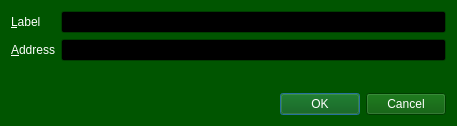
Above: src/qt/forms/editaddressdialog.ui from xviicoin-project/xviicoin before the change. Below: the same form after it.
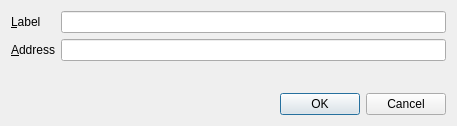
That is the form after the change. Custom widgets are drawn as their Qt base class.

What changed in the file:
```diff
--- a/src/qt/forms/editaddressdialog.ui
+++ b/src/qt/forms/editaddressdialog.ui
@@ -10,448 +10,6 @@
     <height>126</height>
    </rect>
   </property>
-  <property name="palette">
-   <palette>
-    <active>
-     <colorrole role="WindowText">
-      <brush brushstyle="SolidPattern">
-       <color alpha="255">
-        <red>255</red>
-        <green>255</green>
-        <blue>255</blue>
-       </color>
-      </brush>
-     </colorrole>
-     <colorrole role="Button">
-      <brush brushstyle="SolidPattern">
-       <color alpha="255">
-        <red>0</red>
-        <green>85</green>
-        <blue>0</blue>
-       </color>
-      </brush>
-     </colorrole>
-     <colorrole role="Light">
-      <brush brushstyle="SolidPattern">
-       <color alpha="255">
-        <red>0</red>
-        <green>127</green>
-        <blue>0</blue>
-       </color>
-      </brush>
-     </colorrole>
-     <colorrole role="Midlight">
-      <brush brushstyle="SolidPattern">
-       <color alpha="255">
-        <red>0</red>
-        <green>106</green>
-        <blue>0</blue>
-       </color>
-      </brush>
-     </colorrole>
-     <colorrole role="Dark">
-      <brush brushstyle="SolidPattern">
-       <color alpha="255">
-        <red>0</red>
-        <green>42</green>
-        <blue>0</blue>
-       </color>
-      </brush>
-     </colorrole>
-     <colorrole role="Mid">
-      <brush brushstyle="SolidPattern">
-       <color alpha="255">
-        <red>0</red>
-        <green>56</green>
-        <blue>0</blue>
-       </color>
-      </brush>
-     </colorrole>
-     <colorrole role="Text">
-      <brush brushstyle="SolidPattern">
-       <color alpha="255">
-        <red>255</red>
-        <green>255</green>
-        <blue>255</blue>
-       </color>
-      </brush>
-     </colorrole>
-     <colorrole role="BrightText">
-      <brush brushstyle="SolidPattern">
-       <color alpha="255">
-        <red>255</red>
-        <green>255</green>
-        <blue>255</blue>
-       </color>
-      </brush>
-     </colorrole>
-     <colorrole role="ButtonText">
-      <brush brushstyle="SolidPattern">
-       <color alpha="255">
-        <red>255</red>
-        <green>255</green>
-        <blue>255</blue>
-       </color>
-      </brush>
-     </colorrole>
-     <colorrole role="Base">
-      <brush brushstyle="SolidPattern">
-       <color alpha="255">
-        <red>0</red>
-        <green>0</green>
-        <blue>0</blue>
-       </color>
-      </brush>
-     </colorrole>
-     <colorrole role="Window">
-      <brush brushstyle="SolidPattern">
-       <color alpha="255">
-        <red>0</red>
-        <green>85</green>
-        <blue>0</blue>
-       </color>
-      </brush>
-     </colorrole>
-     <colorrole role="Shadow">
-      <brush brushstyle="SolidPattern">
-       <color alpha="255">
-        <red>0</red>
-        <green>0</green>
-        <blue>0</blue>
-       </color>
-      </brush>
-     </colorrole>
-     <colorrole role="AlternateBase">
-      <brush brushstyle="SolidPattern">
-       <color alpha="255">
-        <red>0</red>
-        <green>42</green>
-        <blue>0</blue>
-       </color>
-      </brush>
-     </colorrole>
-     <colorrole role="ToolTipBase">
-      <brush brushstyle="SolidPattern">
-       <color alpha="255">
-        <red>255</red>
-        <green>255</green>
-        <blue>220</blue>
-       </color>
-      </brush>
-     </colorrole>
-     <colorrole role="ToolTipText">
-      <brush brushstyle="SolidPattern">
-       <color alpha="255">
-        <red>0</red>
-        <green>0</green>
-        <blue>0</blue>
-       </color>
-      </brush>
-     </colorrole>
-     <colorrole role="PlaceholderText">
-      <brush brushstyle="SolidPattern">
-       <color alpha="128">
-        <red>255</red>
-        <green>255</green>
-        <blue>255</blue>
-       </color>
-      </brush>
-     </colorrole>
-    </active>
-    <inactive>
-     <colorrole role="WindowText">
-      <brush brushstyle="SolidPattern">
-       <color alpha="255">
-        <red>255</red>
-        <green>255</green>
-        <blue>255</blue>
-       </color>
-      </brush>
-     </colorrole>
-     <colorrole role="Button">
-      <brush brushstyle="SolidPattern">
-       <color alpha="255">
-        <red>0</red>
-        <green>85</green>
-        <blue>0</blue>
-       </color>
-      </brush>
-     </colorrole>
-     <colorrole role="Light">
-      <brush brushstyle="SolidPattern">
-       <color alpha="255">
-        <red>0</red>
-        <green>127</green>
-        <blue>0</blue>
-       </color>
-      </brush>
-     </colorrole>
-     <colorrole role="Midlight">
-      <brush brushstyle="SolidPattern">
-       <color alpha="255">
-        <red>0</red>
-        <green>106</green>
-        <blue>0</blue>
-       </color>
-      </brush>
-     </colorrole>
-     <colorrole role="Dark">
-      <brush brushstyle="SolidPattern">
-       <color alpha="255">
-        <red>0</red>
-        <green>42</green>
-        <blue>0</blue>
-       </color>
-      </brush>
-     </colorrole>
-     <colorrole role="Mid">
-      <brush brushstyle="SolidPattern">
-       <color alpha="255">
-        <red>0</red>
-        <green>56</green>
-        <blue>0</blue>
-       </color>
-      </brush>
-     </colorrole>
-     <colorrole role="Text">
-      <brush brushstyle="SolidPattern">
-       <color alpha="255">
-        <red>255</red>
-        <green>255</green>
-        <blue>255</blue>
-       </color>
-      </brush>
-     </colorrole>
-     <colorrole role="BrightText">
-      <brush brushstyle="SolidPattern">
-       <color alpha="255">
-        <red>255</red>
-        <green>255</green>
-        <blue>255</blue>
-       </color>
-      </brush>
-     </colorrole>
-     <colorrole role="ButtonText">
-      <brush brushstyle="SolidPattern">
-       <color alpha="255">
-        <red>255</red>
-        <green>255</green>
-        <blue>255</blue>
-       </color>
-      </brush>
-     </colorrole>
-     <colorrole role="Base">
-      <brush brushstyle="SolidPattern">
-       <color alpha="255">
-        <red>0</red>
-        <green>0</green>
-        <blue>0</blue>
-       </color>
-      </brush>
-     </colorrole>
-     <colorrole role="Window">
-      <brush brushstyle="SolidPattern">
-       <color alpha="255">
-        <red>0</red>
-        <green>85</green>
-        <blue>0</blue>
-       </color>
-      </brush>
-     </colorrole>
-     <colorrole role="Shadow">
-      <brush brushstyle="SolidPattern">
-       <color alpha="255">
-        <red>0</red>
-        <green>0</green>
-        <blue>0</blue>
-       </color>
-      </brush>
-     </colorrole>
-     <colorrole role="AlternateBase">
-      <brush brushstyle="SolidPattern">
-       <color alpha="255">
-        <red>0</red>
-        <green>42</green>
-        <blue>0</blue>
-       </color>
-      </brush>
-     </colorrole>
-     <colorrole role="ToolTipBase">
-      <brush brushstyle="SolidPattern">
-       <color alpha="255">
-        <red>255</red>
-        <green>255</green>
-        <blue>220</blue>
-       </color>
-      </brush>
-     </colorrole>
-     <colorrole role="ToolTipText">
-      <brush brushstyle="SolidPattern">
-       <color alpha="255">
-        <red>0</red>
-        <green>0</green>
-        <blue>0</blue>
-       </color>
-      </brush>
-     </colorrole>
-     <colorrole role="PlaceholderText">
-      <brush brushstyle="SolidPattern">
-       <color alpha="128">
-        <red>255</red>
-        <green>255</green>
-        <blue>255</blue>
-       </color>
-      </brush>
-     </colorrole>
-    </inactive>
-    <disabled>
-     <colorrole role="WindowText">
-      <brush brushstyle="SolidPattern">
-       <color alpha="255">
-        <red>0</red>
-        <green>42</green>
-        <blue>0</blue>
-       </color>
-      </brush>
-     </colorrole>
-     <colorrole role="Button">
-      <brush brushstyle="SolidPattern">
-       <color alpha="255">
-        <red>0</red>
-        <green>85</green>
-        <blue>0</blue>
-       </color>
-      </brush>
-     </colorrole>
-     <colorrole role="Light">
-      <brush brushstyle="SolidPattern">
-       <color alpha="255">
-        <red>0</red>
-        <green>127</green>
-        <blue>0</blue>
-       </color>
-      </brush>
-     </colorrole>
-     <colorrole role="Midlight">
-      <brush brushstyle="SolidPattern">
-       <color alpha="255">
-        <red>0</red>
-        <green>106</green>
-        <blue>0</blue>
-       </color>
-      </brush>
-     </colorrole>
-     <colorrole role="Dark">
-      <brush brushstyle="SolidPattern">
-       <color alpha="255">
-        <red>0</red>
-        <green>42</green>
-        <blue>0</blue>
-       </color>
-      </brush>
-     </colorrole>
-     <colorrole role="Mid">
-      <brush brushstyle="SolidPattern">
-       <color alpha="255">
-        <red>0</red>
-        <green>56</green>
-        <blue>0</blue>
-       </color>
-      </brush>
-     </colorrole>
-     <colorrole role="Text">
-      <brush brushstyle="SolidPattern">
-       <color alpha="255">
-        <red>0</red>
-        <green>42</green>
-        <blue>0</blue>
-       </color>
-      </brush>
-     </colorrole>
-     <colorrole role="BrightText">
-      <brush brushstyle="SolidPattern">
-       <color alpha="255">
-        <red>255</red>
-        <green>255</green>
-        <blue>255</blue>
-       </color>
-      </brush>
-     </colorrole>
-     <colorrole role="ButtonText">
-      <brush brushstyle="SolidPattern">
-       <color alpha="255">
-        <red>0</red>
-        <green>42</green>
-        <blue>0</blue>
-       </color>
-      </brush>
-     </colorrole>
-     <colorrole role="Base">
-      <brush brushstyle="SolidPattern">
-       <color alpha="255">
-        <red>0</red>
-        <green>85</green>
-        <blue>0</blue>
-       </color>
-      </brush>
-     </colorrole>
-     <colorrole role="Window">
-      <brush brushstyle="SolidPattern">
-       <color alpha="255">
-        <red>0</red>
-        <green>85</green>
-        <blue>0</blue>
-       </color>
-      </brush>
-     </colorrole>
-     <colorrole role="Shadow">
-      <brush brushstyle="SolidPattern">
-       <color alpha="255">
-        <red>0</red>
-        <green>0</green>
-        <blue>0</blue>
-       </color>
-      </brush>
-     </colorrole>
-     <colorrole role="AlternateBase">
-      <brush brushstyle="SolidPattern">
-       <color alpha="255">
-        <red>0</red>
-        <green>85</green>
-        <blue>0</blue>
-       </color>
-      </brush>
-     </colorrole>
-     <colorrole role="ToolTipBase">
-      <brush brushstyle="SolidPattern">
-       <color alpha="255">
-        <red>255</red>
-        <green>255</green>
-        <blue>220</blue>
-       </color>
-      </brush>
-     </colorrole>
-     <colorrole role="ToolTipText">
-      <brush brushstyle="SolidPattern">
-       <color alpha="255">
-        <red>0</red>
-        <green>0</green>
-        <blue>0</blue>
-       </color>
-      </brush>
-     </colorrole>
-     <colorrole role="PlaceholderText">
-      <brush brushstyle="SolidPattern">
-       <color alpha="128">
-        <red>255</red>
-        <green>255</green>
-        <blue>255</blue>
-       </color>
-      </brush>
-     </colorrole>
-    </disabled>
-   </palette>
-  </property>
   <property name="windowTitle">
    <string>Edit Address</string>
   </property>
```
